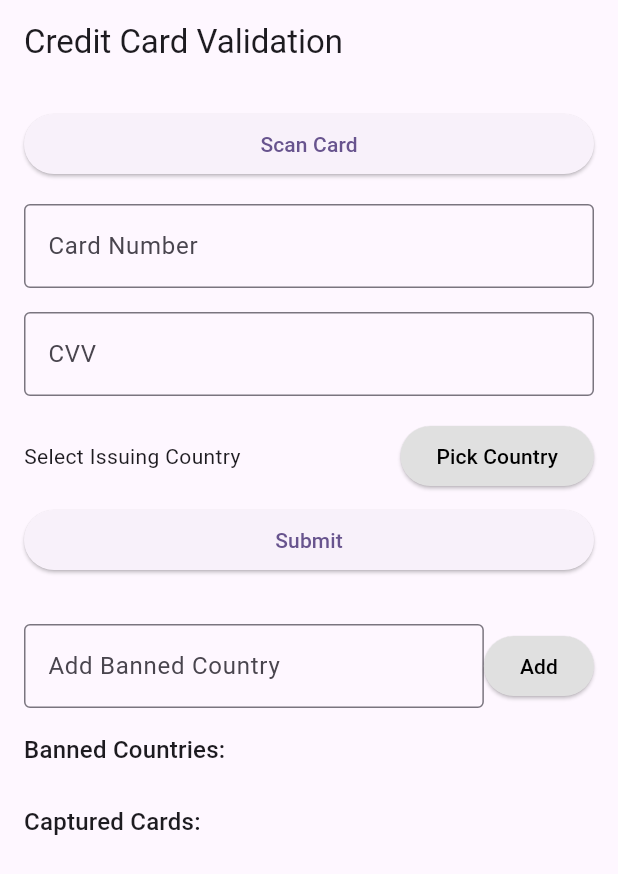
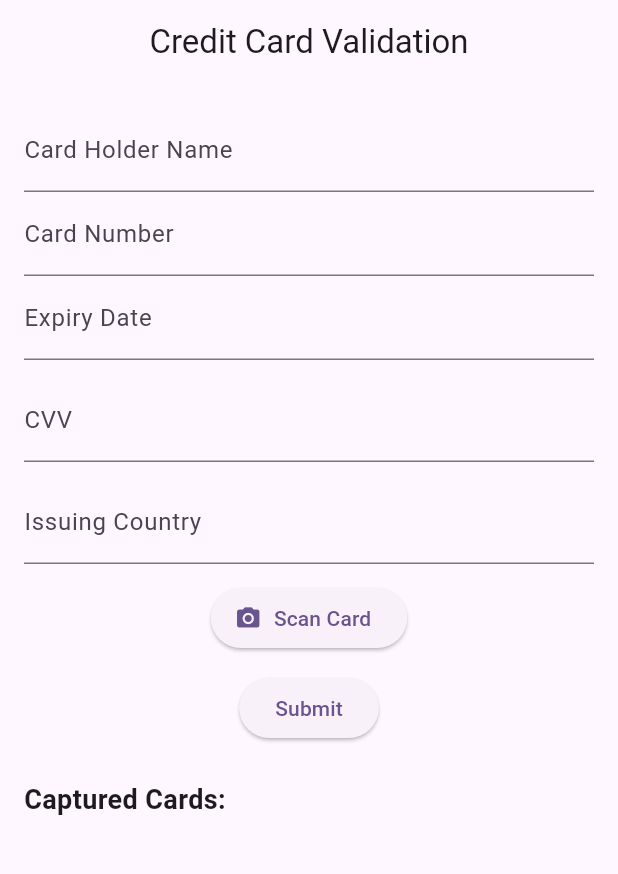
Before and after one commit to Ean1231/Validate_credit_card_Rank_group_Assignment, a Flutter app: the screen it shows after launch, on a phone screen of 412 x 824 dp. Shown: the top 874 px of the screen. Run offline on Flutter 3.47's test engine with Material 3 defaults, Android fonts, the phone set to English and light mode, and no system bars; our stand-ins replace shared_preferences; missing offline and left inert: credit_card_scanner.

Commit message:
Second commit

```diff
--- a/lib/banned_countries.dart
+++ b/lib/banned_countries.dart
@@ -1,8 +1,6 @@
 import 'package:flutter/material.dart';
-import 'package:shared_preferences/shared_preferences.dart';
-import 'shared_components.dart';
 
-class BannedCountriesWidget extends StatefulWidget {
+class BannedCountriesWidget extends StatelessWidget {
   final List<String> bannedCountries;
   final void Function(List<String>) onChanged;
 
@@ -13,55 +11,45 @@ class BannedCountriesWidget extends StatefulWidget {
   });
 
   @override
-  State<BannedCountriesWidget> createState() => _BannedCountriesWidgetState();
-}
+  Widget build(BuildContext context) {
+    final controller = TextEditingController();
 
-class _BannedCountriesWidgetState extends State<BannedCountriesWidget> {
-  final _controller = TextEditingController();
-
-  void _addCountry() {
-    final country = _controller.text.trim();
-    if (country.isNotEmpty && !widget.bannedCountries.contains(country)) {
-      final updated = List<String>.from(widget.bannedCountries)..add(country);
-      widget.onChanged(updated);
-      _controller.clear();
-    }
-  }
-
-  void _removeCountry(String country) {
-    final updated = List<String>.from(widget.bannedCountries)..remove(country);
-    widget.onChanged(updated);
-  }
-
-  @override
-  Widget build(BuildContext context) {
     return Column(
-      crossAxisAlignment: CrossAxisAlignment.stretch,
+      crossAxisAlignment: CrossAxisAlignment.start,
       children: [
+        const Text('Banned Countries:', style: TextStyle(fontSize: 16, fontWeight: FontWeight.bold)),
+        Wrap(
+          spacing: 8,
+          children: bannedCountries.map((country) => Chip(
+            label: Text(country),
+            onDeleted: () {
+              final updated = List<String>.from(bannedCountries)..remove(country);
+              onChanged(updated);
+            },
+          )).toList(),
+        ),
+        const SizedBox(height: 8),
         Row(
           children: [
             Expanded(
-              child: SharedInputField(
-                label: 'Add Banned Country',
-                controller: _controller,
+              child: TextField(
+                controller: controller,
+                decoration: const InputDecoration(hintText: 'Add country'),
               ),
             ),
-            SharedButton(
-              text: 'Add',
-              onPressed: _addCountry,
-              isPrimary: false,
+            IconButton(
+              icon: const Icon(Icons.add),
+              onPressed: () {
+                final newCountry = controller.text.trim();
+                if (newCountry.isNotEmpty && !bannedCountries.contains(newCountry)) {
+                  final updated = List<String>.from(bannedCountries)..add(newCountry);
+                  onChanged(updated);
+                  controller.clear();
+                }
+              },
             ),
           ],
         ),
-        const SizedBox(height: 8),
-        Text('Banned Countries:', style: Theme.of(context).textTheme.titleMedium),
-        ...widget.bannedCountries.map((country) => ListTile(
-              title: Text(country),
-              trailing: IconButton(
-                icon: const Icon(Icons.delete, color: Colors.red),
-                onPressed: () => _removeCountry(country),
-              ),
-            )),
       ],
     );
   }
--- a/lib/card_form.dart
+++ b/lib/card_form.dart
@@ -1,20 +1,22 @@
 import 'package:flutter/material.dart';
-import 'package:country_picker/country_picker.dart';
-import 'package:shared_preferences/shared_preferences.dart';
+import 'package:credit_card_scanner/credit_card_scanner.dart';
+
 import 'models.dart';
-import 'shared_components.dart';
-import 'card_scanner.dart';
 
 class CardForm extends StatefulWidget {
   final List<String> bannedCountries;
-  final void Function(CreditCard) onCardAdded;
   final List<CreditCard> existingCards;
+  final void Function(CreditCard card) onCardAdded;
+
+  // New callback for live card updates
+  final void Function(CreditCard card)? onCardChanged;
 
   const CardForm({
     super.key,
     required this.bannedCountries,
+    required this.existingCards,
     required this.onCardAdded,
-    required this.existingCards,
+    this.onCardChanged,
   });
 
   @override
@@ -23,54 +25,108 @@ class CardForm extends StatefulWidget {
 
 class _CardFormState extends State<CardForm> {
   final _formKey = GlobalKey<FormState>();
-  final _numberController = TextEditingController();
-  final _cvvController = TextEditingController();
-  String? _selectedCountry;
-  String? _error;
-  String? _scannedNumber;
 
-  String _inferCardType(String number) {
-    if (number.startsWith('4')) return 'Visa';
-    if (number.startsWith('5')) return 'MasterCard';
-    if (number.startsWith('3')) return 'American Express';
-    if (number.startsWith('6')) return 'Discover';
+  late TextEditingController _cardNumberController;
+  late TextEditingController _expiryDateController;
+  late TextEditingController _cardHolderNameController;  // new controller
+
+  String _cardType = '';
+  String _cvv = '';
+  String _country = '';
+
+  @override
+  void initState() {
+    super.initState();
+    _cardNumberController = TextEditingController();
+    _expiryDateController = TextEditingController();
+    _cardHolderNameController = TextEditingController();  // init
+  }
+
+  @override
+  void dispose() {
+    _cardNumberController.dispose();
+    _expiryDateController.dispose();
+    _cardHolderNameController.dispose();  // dispose
+    super.dispose();
+  }
+
+  String detectCardType(String number) {
+    final clean = number.replaceAll(' ', '');
+    if (clean.startsWith('4')) return 'Visa';
+    if (clean.startsWith('5')) return 'Mastercard';
+    if (clean.startsWith('34') || clean.startsWith('37')) return 'American Express';
     return 'Unknown';
   }
 
-  bool _isDuplicate(String number) {
-    return widget.existingCards.any((c) => c.number == number);
+  void _notifyCardChanged() {
+    if (widget.onCardChanged != null) {
+      final card = CreditCard(
+        number: _cardNumberController.text,
+        type: detectCardType(_cardNumberController.text),
+        cvv: _cvv,
+        country: _country,
+        issuingCountry: '',
+        expiryDate: _expiryDateController.text,
+        cardHolderName: _cardHolderNameController.text,  // pass name
+      );
+      widget.onCardChanged!(card);
+    }
   }
 
-  Future<void> _submit() async {
-    setState(() => _error = null);
-    if (!_formKey.currentState!.validate()) return;
-    final number = _numberController.text.trim();
-    final cvv = _cvvController.text.trim();
-    final country = _selectedCountry;
-    final type = _inferCardType(number);
+  void _submit() {
+    if (_formKey.currentState?.validate() ?? false) {
+      final newCard = CreditCard(
+        number: _cardNumberController.text,
+        type: _cardType,
+        cvv: _cvv,
+        country: _country,
+        issuingCountry: '',
+        expiryDate: _expiryDateController.text,
+        cardHolderName: _cardHolderNameController.text,  // pass name
+      );
 
-    if (country == null) {
-      setState(() => _error = 'Please select issuing country.');
-      return;
+      final exists = widget.existingCards.any((c) => c.number == newCard.number);
+      if (!exists) {
+        widget.onCardAdded(newCard);
+        _formKey.currentState?.reset();
+        setState(() {
+          _cardNumberController.clear();
+          _expiryDateController.clear();
+          _cardHolderNameController.clear();  // clear name
+          _cardType = '';
+          _cvv = '';
+          _country = '';
+        });
+        _notifyCardChanged(); // clear live preview after submit
+      } else {
+        ScaffoldMessenger.of(context).showSnackBar(
+          const SnackBar(content: Text('Card already exists')),
+        );
+      }
     }
-    if (widget.bannedCountries.contains(country)) {
-      setState(() => _error = 'This country is banned.');
-      return;
+  }
+
+  Future<void> _scanCard() async {
+    final result = await CardScanner.scanCard(
+      scanOptions: const CardScanOptions(
+        scanCardHolderName: true,  // scan name as well
+        scanExpiryDate: true,
+      ),
+    );
+
+    if (result != null && result.cardNumber.isNotEmpty) {
+      setState(() {
+        _cardNumberController.text = result.cardNumber;
+        _expiryDateController.text = result.expiryDate ?? '';
+        _cardHolderNameController.text = result.cardHolderName ?? '';  // set name
+        _cardType = detectCardType(result.cardNumber);
+      });
+      _notifyCardChanged();
+    } else {
+      ScaffoldMessenger.of(context).showSnackBar(
+        const SnackBar(content: Text('No card detected')),
+      );
     }
-    if (_isDuplicate(number)) {
-      setState(() => _error = 'This card has already been captured.');
-      return;
-    }
-    final card = CreditCard(
-      number: number,
-      type: type,
-      cvv: cvv,
-      issuingCountry: country,
-    );
-    widget.onCardAdded(card);
-    _numberController.clear();
-    _cvvController.clear();
-    setState(() => _selectedCountry = null);
   }
 
   @override
@@ -78,65 +134,62 @@ class _CardFormState extends State<CardForm> {
     return Form(
       key: _formKey,
       child: Column(
-        crossAxisAlignment: CrossAxisAlignment.stretch,
         children: [
-          CardScanner(
-            onCardScanned: (number) {
+          TextFormField(
+            controller: _cardHolderNameController,
+            decoration: const InputDecoration(labelText: 'Card Holder Name'),
+            onChanged: (val) => _notifyCardChanged(),
+            validator: (val) => val == null || val.isEmpty ? 'Enter card holder name' : null,
+          ),
+          TextFormField(
+            controller: _cardNumberController,
+            decoration: const InputDecoration(labelText: 'Card Number'),
+            onChanged: (val) {
               setState(() {
-                _numberController.text = number;
-                _scannedNumber = number;
+                _cardType = detectCardType(val);
               });
+              _notifyCardChanged();
             },
+            validator: (val) => val == null || val.length < 12 ? 'Invalid number' : null,
           ),
-          const SizedBox(height: 8),
-          SharedInputField(
-            label: 'Card Number',
-            controller: _numberController,
-            keyboardType: TextInputType.number,
-            validator: (v) {
-              if (v == null || v.isEmpty) return 'Enter card number';
-              if (v.length < 12 || v.length > 19) return 'Invalid card number length';
+          TextFormField(
+            controller: _expiryDateController,
+            decoration: const InputDecoration(labelText: 'Expiry Date'),
+            onChanged: (val) => _notifyCardChanged(),
+            validator: (val) => val == null || val.length < 5 ? 'Invalid expiry date' : null,
+          ),
+          const SizedBox(height: 12),
+          TextFormField(
+            decoration: const InputDecoration(labelText: 'CVV'),
+            onChanged: (val) {
+              _cvv = val;
+              _notifyCardChanged();
+            },
+            validator: (val) => val == null || val.length < 3 ? 'Invalid CVV' : null,
+          ),
+          const SizedBox(height: 12),
+          TextFormField(
+            decoration: const InputDecoration(labelText: 'Issuing Country'),
+            onChanged: (val) {
+              _country = val;
+              _notifyCardChanged();
+            },
+            validator: (val) {
+              if (val == null || val.isEmpty) return 'Enter country';
+              if (widget.bannedCountries.contains(val)) return 'Country is banned';
               return null;
             },
           ),
-          SharedInputField(
-            label: 'CVV',
-            controller: _cvvController,
-            keyboardType: TextInputType.number,
-            obscureText: true,
-            validator: (v) {
-              if (v == null || v.isEmpty) return 'Enter CVV';
-              if (v.length < 3 || v.length > 4) return 'Invalid CVV';
-              return null;
-            },
+          const SizedBox(height: 12),
+          ElevatedButton.icon(
+            onPressed: _scanCard,
+            icon: const Icon(Icons.camera_alt),
+            label: const Text('Scan Card'),
           ),
-          Padding(
-            padding: const EdgeInsets.symmetric(vertical: 8.0),
-            child: Row(
-              children: [
-                Expanded(
-                  child: Text(_selectedCountry ?? 'Select Issuing Country'),
-                ),
-                SharedButton(
-                  text: 'Pick Country',
-                  isPrimary: false,
-                  onPressed: () {
-                    showCountryPicker(
-                      context: context,
-                      showPhoneCode: false,
-                      onSelect: (Country c) {
-                        setState(() => _selectedCountry = c.name);
-                      },
-                    );
-                  },
-                ),
-              ],
-            ),
-          ),
-          if (_error != null) ErrorMessage(message: _error!),
-          SharedButton(
-            text: 'Submit',
+          const SizedBox(height: 12),
+          ElevatedButton(
             onPressed: _submit,
+            child: const Text('Submit'),
           ),
         ],
       ),
--- a/lib/card_scanner.dart
+++ b/lib/card_scanner.dart
@@ -1,18 +1,16 @@
 import 'package:flutter/material.dart';
-// Alias the plugin import so we can still call CardScanner from the package
-import 'package:credit_card_scanner/credit_card_scanner.dart' as card_scanner_pkg;
+import 'package:credit_card_scanner/credit_card_scanner.dart';
 
-import 'shared_components.dart';
+class CardScanButton extends StatefulWidget {
+  final void Function(CardDetails result) onCardScanned;
 
-class CardScanner extends StatefulWidget {
-  final void Function(String number) onCardScanned;
-  const CardScanner({super.key, required this.onCardScanned});
+  const CardScanButton({super.key, required this.onCardScanned});
 
   @override
-  State<CardScanner> createState() => _CardScannerState();
+  State<CardScanButton> createState() => _CardScanButtonState();
 }
 
-class _CardScannerState extends State<CardScanner> {
+class _CardScanButtonState extends State<CardScanButton> {
   bool _scanning = false;
   String? _error;
 
@@ -21,15 +19,17 @@ class _CardScannerState extends State<CardScanner> {
       _scanning = true;
       _error = null;
     });
+
     try {
-      final result = await card_scanner_pkg.CardScanner.scanCard(
-        scanOptions: const card_scanner_pkg.CardScanOptions(
+      final result = await CardScanner.scanCard(
+        scanOptions: const CardScanOptions(
           scanCardHolderName: false,
-          scanExpiryDate: false,
+          scanExpiryDate: true,
         ),
       );
+
       if (result != null && result.cardNumber.isNotEmpty) {
-        widget.onCardScanned(result.cardNumber);
+        widget.onCardScanned(result);
       } else {
         setState(() => _error = 'No card detected.');
       }
@@ -45,11 +45,19 @@ class _CardScannerState extends State<CardScanner> {
     return Column(
       crossAxisAlignment: CrossAxisAlignment.stretch,
       children: [
-          SharedButton(
-          text: _scanning ? 'Scanning...' : 'Scan Card', // null disables the button
-          onPressed: _scanning ? () {} : _scanCard,
+        ElevatedButton.icon(
+          onPressed: _scanning ? null : _scanCard,
+          icon: const Icon(Icons.camera_alt),
+          label: Text(_scanning ? 'Scanning...' : 'Scan Card'),
         ),
-        if (_error != null) ErrorMessage(message: _error!),
+        if (_error != null)
+          Padding(
+            padding: const EdgeInsets.only(top: 8.0),
+            child: Text(
+              _error!,
+              style: const TextStyle(color: Colors.red),
+            ),
+          ),
       ],
     );
   }
--- a/lib/main.dart
+++ b/lib/main.dart
@@ -1,10 +1,12 @@
+import 'dart:convert';
+import 'dart:ui';
+
 import 'package:flutter/material.dart';
 import 'package:shared_preferences/shared_preferences.dart';
+
 import 'models.dart';
-import 'shared_components.dart';
 import 'card_form.dart';
-import 'banned_countries.dart';
-import 'dart:convert';
+import 'card_display.dart';
 
 void main() {
   runApp(const CreditCardApp());
@@ -19,6 +21,7 @@ class CreditCardApp extends StatelessWidget {
       title: 'Credit Card Validation',
       theme: ThemeData(
         colorScheme: ColorScheme.fromSeed(seedColor: Colors.deepPurple),
+        useMaterial3: true,
       ),
       home: const HomeScreen(),
     );
@@ -35,6 +38,9 @@ class HomeScreen extends StatefulWidget {
 class _HomeScreenState extends State<HomeScreen> {
   List<CreditCard> _cards = [];
   List<String> _bannedCountries = [];
+  bool _loading = true;
+
+  CreditCard? _liveCard; // <-- live preview card
 
   @override
   void initState() {
@@ -45,65 +51,92 @@ class _HomeScreenState extends State<HomeScreen> {
   Future<void> _loadData() async {
     final prefs = await SharedPreferences.getInstance();
     final cardsJson = prefs.getStringList('cards') ?? [];
-    final banned = prefs.getStringList('bannedCountries') ?? [];
+    final banned = prefs.getStringList('bannedCountries') ?? ['North Korea', 'Iran'];
     setState(() {
       _cards = cardsJson.map((e) => CreditCard.fromJson(jsonDecode(e))).toList();
       _bannedCountries = banned;
+      _loading = false;
     });
   }
 
   Future<void> _saveCards(List<CreditCard> cards) async {
     final prefs = await SharedPreferences.getInstance();
-    await prefs.setStringList('cards', cards.map((c) => jsonEncode(c.toJson())).toList());
-  }
-
-  Future<void> _saveBannedCountries(List<String> countries) async {
-    final prefs = await SharedPreferences.getInstance();
-    await prefs.setStringList('bannedCountries', countries);
+    await prefs.setStringList(
+      'cards',
+      cards.map((c) => jsonEncode(c.toJson())).toList(),
+    );
   }
 
   void _addCard(CreditCard card) {
     setState(() {
       _cards.add(card);
+      _liveCard = null; // clear live preview after adding
     });
     _saveCards(_cards);
   }
 
-  void _updateBannedCountries(List<String> countries) {
+  void _updateBannedCountries(List<String> countries) async {
+    final prefs = await SharedPreferences.getInstance();
     setState(() {
       _bannedCountries = countries;
     });
-    _saveBannedCountries(countries);
+    await prefs.setStringList('bannedCountries', countries);
+  }
+
+  void _onCardChanged(CreditCard card) {
+    setState(() {
+      _liveCard = card;
+    });
   }
 
   @override
   Widget build(BuildContext context) {
+    if (_loading) {
+      return const Scaffold(
+        body: Center(child: CircularProgressIndicator()),
+      );
+    }
+
     return Scaffold(
       appBar: AppBar(
         title: const Text('Credit Card Validation'),
+        centerTitle: true,
       ),
       body: SingleChildScrollView(
         padding: const EdgeInsets.all(16),
         child: Column(
-          crossAxisAlignment: CrossAxisAlignment.stretch,
+          crossAxisAlignment: CrossAxisAlignment.start,
           children: [
+         if (_liveCard != null)
+          CardDisplay(
+            number: _liveCard!.number ?? '',
+            type: _liveCard!.type ?? 'Unknown',
+            country: _liveCard!.country ?? 'N/A',
+            expiryDate: _liveCard!.expiryDate ?? 'N/A',
+            cardHolderName: _liveCard!.cardHolderName ?? 'N/A',  // pass name here
+          ),
+
+            if (_liveCard != null) const SizedBox(height: 24),
+
             CardForm(
               bannedCountries: _bannedCountries,
+              existingCards: _cards,
               onCardAdded: _addCard,
-              existingCards: _cards,
+              onCardChanged: _onCardChanged, // pass live update callback
             ),
+
             const SizedBox(height: 24),
-            BannedCountriesWidget(
-              bannedCountries: _bannedCountries,
-              onChanged: _updateBannedCountries,
-            ),
-            const SizedBox(height: 24),
-            Text('Captured Cards:', style: Theme.of(context).textTheme.titleMedium),
-            ..._cards.map((c) => CardDisplay(
-                  number: c.number,
-                  type: c.type,
-                  country: c.issuingCountry,
-                )),
+
+            const Text('Captured Cards:', style: TextStyle(fontSize: 18, fontWeight: FontWeight.bold)),
+            const SizedBox(height: 12),
+
+            ..._cards.map((card) => CardDisplay(
+              number: card.number ?? '',
+              type: card.type ?? 'Unknown',
+              country: card.country ?? 'N/A',
+              expiryDate: card.expiryDate ?? 'N/A',
+              cardHolderName: card.cardHolderName ?? '',  // pass name here
+            )),
           ],
         ),
       ),
--- a/lib/models.dart
+++ b/lib/models.dart
@@ -3,12 +3,17 @@ class CreditCard {
   final String type;
   final String cvv;
   final String issuingCountry;
+    final String expiryDate;
+    final String cardHolderName;
 
-  CreditCard({
+  CreditCard( {
     required this.number,
     required this.type,
     required this.cvv,
     required this.issuingCountry,
+    required this.expiryDate,
+    required String country,
+    required this.cardHolderName,
   });
 
   Map<String, dynamic> toJson() => {
@@ -16,14 +21,21 @@ class CreditCard {
         'type': type,
         'cvv': cvv,
         'issuingCountry': issuingCountry,
-      };
+        'expiryDate': expiryDate,
+        'cardHolderName': cardHolderName,
+              };
 
   factory CreditCard.fromJson(Map<String, dynamic> json) => CreditCard(
         number: json['number'],
         type: json['type'],
         cvv: json['cvv'],
         issuingCountry: json['issuingCountry'],
+        expiryDate: json['expiryDate'],
+        country: '',
+        cardHolderName: json['cardHolderName'],  // default empty, can be set later
       );
+
+  get country => null;
 }
 
 class BannedCountry {
```
Also changed, not shown: lib/card_display.dart (added, +79 -0 lines), lib/card_utils.dart (added, +7 -0 lines), lib/shared_components.dart (+0 -25 lines), pubspec.yaml (+4 -3 lines), assets/images/visa.png (added), pubspec.lock, 1 other file.
